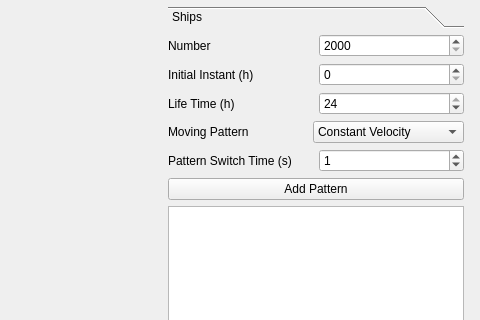
First picture: the form in mainwindow.ui, repository sergiosvieira/mog, before the edit; both pictures show x 84 to 564 and y 395 to 715 of the 800 by 965 pixel window.
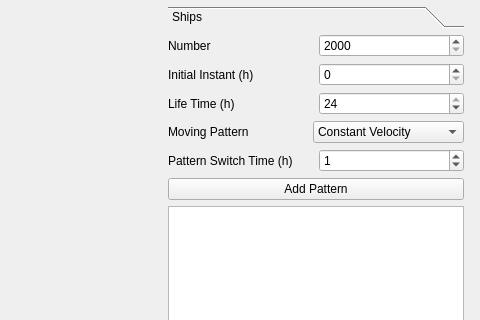
Second picture: the form after the edit. The open tabs and pages were chosen to show the change.

Diff of the .ui file:
```diff
--- a/mainwindow.ui
+++ b/mainwindow.ui
@@ -844,7 +844,7 @@
                  <item>
                   <widget class="QLabel" name="label_8">
                    <property name="text">
-                    <string>Pattern Switch Time (s)</string>
+                    <string>Pattern Switch Time (h)</string>
                    </property>
                   </widget>
                  </item>
```
Left out of the diff: 8 changed lines with no effect on the pictures. Lines whose indentation alone changed are shown as unchanged.
